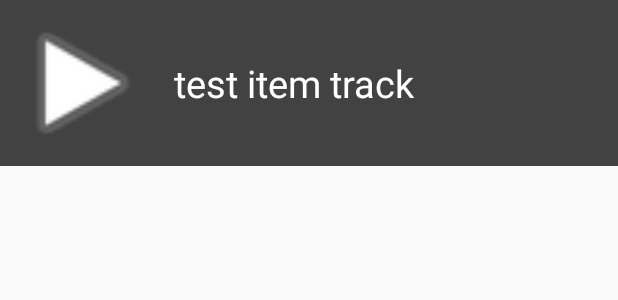
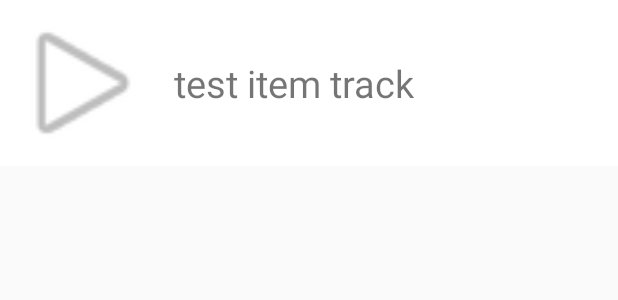
Before and after one commit to charlieCollins/MoodGenre, an Android app: the layout track_list_item.xml on its own in the app's theme, with its tools: preview values and no code run, on a phone screen of 412 x 824 dp. Shown: the top 300 px of the screen. Run offline under Robolectric (Android 15) with nearby library versions, the light colour scheme and no system bars.

Commit message:
Update layouts

```diff
--- a/app/src/main/res/layout/activity_path_genre_selection.xml
+++ b/app/src/main/res/layout/activity_path_genre_selection.xml
@@ -68,7 +68,9 @@
             android:layout_height="match_parent"
             android:layout_alignParentBottom="true"
             android:layout_centerHorizontal="true"
-            android:layout_margin="5dp" />
+            android:layout_margin="5dp"
+            android:divider="#000000"
+            android:dividerHeight="1dp"/>
 
     </LinearLayout>
 
--- a/app/src/main/res/layout/activity_player.xml
+++ b/app/src/main/res/layout/activity_player.xml
@@ -21,10 +21,8 @@
             android:id="@+id/label_now_playing"
             android:layout_width="wrap_content"
             android:layout_height="wrap_content"
-            android:text="-now playing-"
             android:textSize="20sp"
             android:textStyle="bold"/>
-
 
     </LinearLayout>
 
@@ -51,7 +49,9 @@
         android:layout_height="match_parent"
         android:layout_alignParentBottom="true"
         android:layout_centerHorizontal="true"
-        android:layout_margin="5dp" />
+        android:layout_margin="5dp"
+        android:divider="#000000"
+        android:dividerHeight="1dp"/>
 
 
 
--- a/app/src/main/res/layout/track_list_item.xml
+++ b/app/src/main/res/layout/track_list_item.xml
@@ -3,7 +3,7 @@
     xmlns:app="http://schemas.android.com/apk/res-auto"
     android:orientation="horizontal" android:layout_width="match_parent"
     android:layout_height="wrap_content"
-    android:background="@color/cardview_dark_background">
+    android:background="@color/cardview_light_background">
 
     <ImageView
         android:layout_width="100dp"
@@ -19,7 +19,6 @@
         android:layout_width="match_parent"
         android:layout_height="match_parent"
         android:textSize="25sp"
-        android:textColor="#ffffff"
         android:ellipsize="end"
         android:id="@+id/track_name"
         />
```
